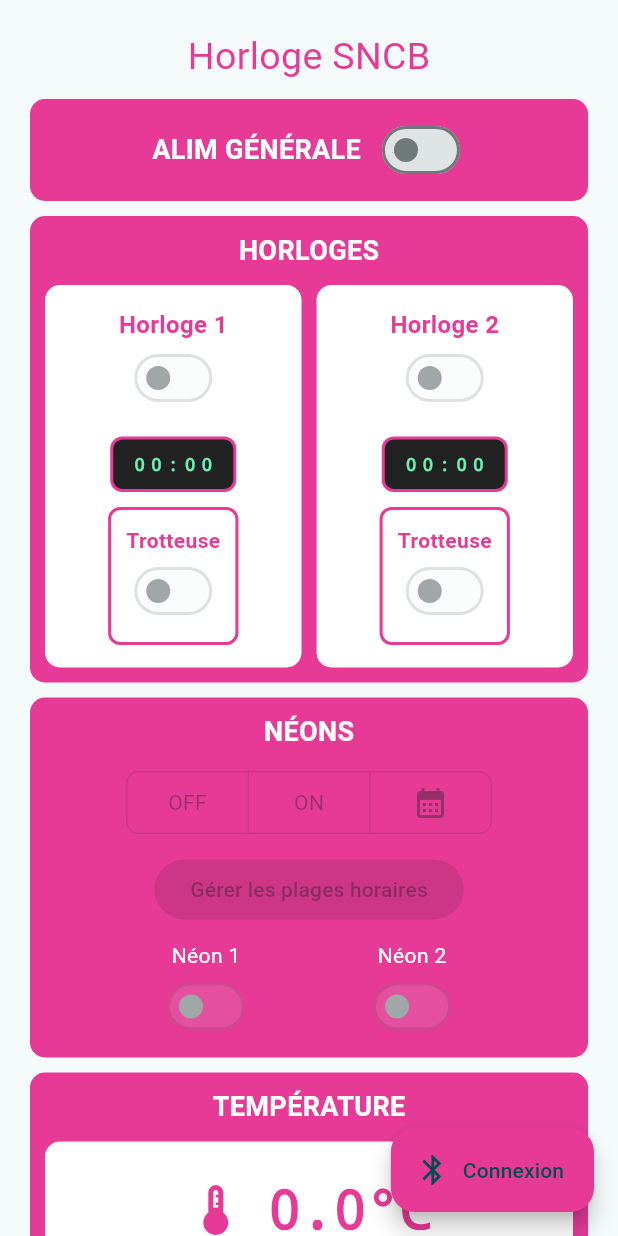
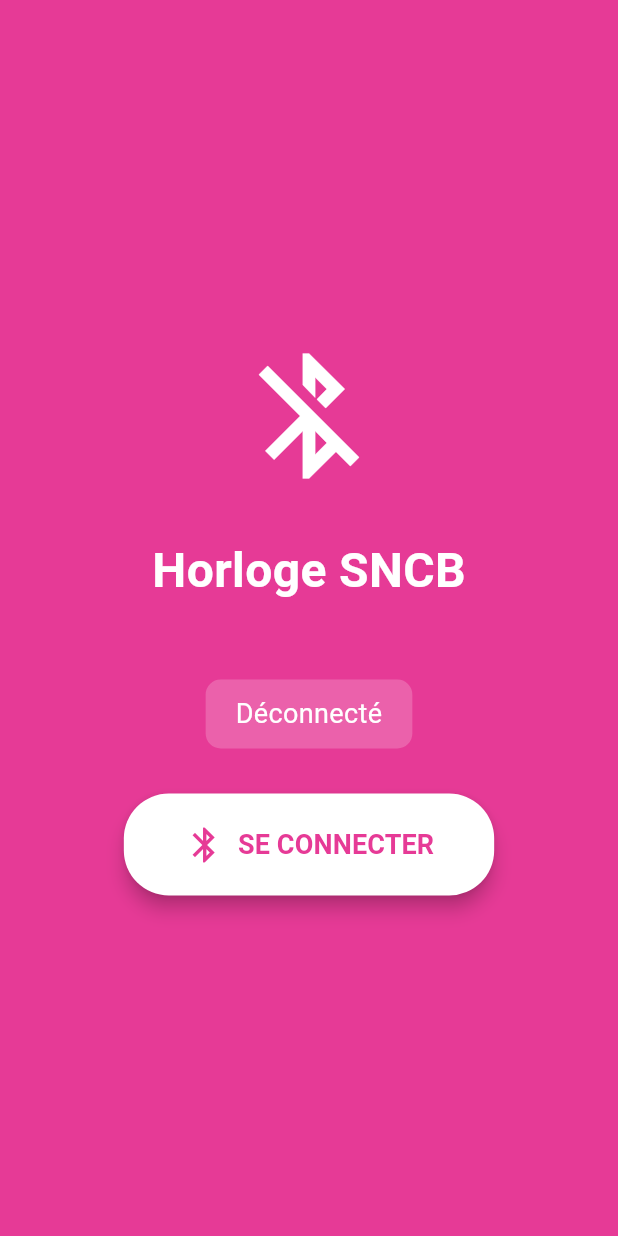
Before and after one commit to ValuableIdeas/Horloge, a Flutter app: the screen it shows after launch, on a phone screen of 412 x 824 dp. Run offline on Flutter 3.47's test engine with Material 3 defaults, Android fonts, the phone set to English and light mode, and no system bars; our stand-ins replace flutter_blue_plus, google_fonts; missing offline and left inert: flutter_randomcolor.

Commit message:
Added Bluetooth synchronization feature and connection screen

```diff
--- a/lib/main.dart
+++ b/lib/main.dart
@@ -8,6 +8,8 @@
 import 'widgets/neons_bloc.dart';
 import 'widgets/bluetooth_data_display.dart';
 import 'widgets/temperature_display.dart';
+import 'screens/connection_screen.dart';
+import 'widgets/loading_overlay.dart';
 
 void main() {
   runApp(
@@ -32,7 +34,10 @@
     return Consumer<AppProvider>(
       builder: (context, provider, child) {
         return Scaffold(
-          body: ListView(
+          body: Stack(
+            children: [
+              // Contenu principal
+              ListView(
                 padding: EdgeInsets.all(20.0),
                 children: [
                   Center(
@@ -65,44 +70,13 @@
                   ),
                 ],
               ),
-          floatingActionButton: FloatingActionButton.extended(
-            onPressed: () async {
-              if (provider.isConnected) {
-                // Déconnexion
-                await provider.disconnectBluetooth();
-                ScaffoldMessenger.of(
-                  context,
-                ).showSnackBar(SnackBar(content: Text('Déconnecté')));
-              } else {
-                // Connexion
-                await provider.connectBluetooth();
 
-                if (provider.isConnected) {
-                  ScaffoldMessenger.of(context).showSnackBar(
-                    SnackBar(
-                      content: Text('Connecté avec succès !'),
-                      backgroundColor: Colors.green,
-                    ),
-                  );
-                } else {
-                  ScaffoldMessenger.of(context).showSnackBar(
-                    SnackBar(
-                      content: Text('Échec de connexion'),
-                      backgroundColor: Colors.red,
-                    ),
-                  );
-                }
-              }
-            },
-            icon: Icon(
-              provider.isConnected
-                  ? Icons.bluetooth_connected
-                  : Icons.bluetooth,
-            ),
-            label: Text(provider.isConnected ? 'Connecté' : 'Connexion'),
-            backgroundColor: provider.isConnected
-                ? Colors.green
-                : Theme.of(context).primaryColor,
+              // Overlay de chargement (synchronisation)
+              const LoadingOverlay(),
+
+              // Écran de connexion par-dessus tout
+              const ConnectionScreen(),
+            ],
           ),
         );
       },
--- /dev/null
+++ b/lib/screens/connection_screen.dart
@@ -0,0 +1,118 @@
+import 'package:flutter/material.dart';
+import 'package:provider/provider.dart';
+import '../providers/app_provider.dart';
+
+class ConnectionScreen extends StatelessWidget {
+  const ConnectionScreen({super.key});
+
+  @override
+  Widget build(BuildContext context) {
+    return Consumer<AppProvider>(
+      builder: (context, provider, child) {
+        // Si connecté, ne rien afficher
+        if (provider.isConnected) {
+          return const SizedBox.shrink();
+        }
+
+        // Sinon, afficher l'écran de connexion par-dessus tout
+        return Container(
+          color: Theme.of(context).primaryColor,
+          child: Center(
+            child: Column(
+              mainAxisAlignment: MainAxisAlignment.center,
+              children: [
+                // Logo/Icône
+                Icon(
+                  provider.isConnecting
+                      ? Icons.bluetooth_searching
+                      : Icons.bluetooth_disabled,
+                  size: 100,
+                  color: Colors.white,
+                ),
+                const SizedBox(height: 30),
+
+                // Titre
+                Text(
+                  'Horloge SNCB',
+                  style: TextStyle(
+                    color: Colors.white,
+                    fontSize: 32,
+                    fontWeight: FontWeight.bold,
+                  ),
+                ),
+                const SizedBox(height: 50),
+
+                // Statut de connexion
+                Container(
+                  padding: EdgeInsets.symmetric(horizontal: 20, vertical: 10),
+                  decoration: BoxDecoration(
+                    color: Colors.white.withOpacity(0.2),
+                    borderRadius: BorderRadius.circular(10),
+                  ),
+                  child: Text(
+                    provider.connectionStatus,
+                    style: TextStyle(color: Colors.white, fontSize: 18),
+                    textAlign: TextAlign.center,
+                  ),
+                ),
+                const SizedBox(height: 30),
+
+                // Bouton de connexion ou indicateur de chargement
+                if (provider.isConnecting)
+                  Column(
+                    children: [
+                      CircularProgressIndicator(
+                        color: Colors.white,
+                        strokeWidth: 3,
+                      ),
+                      SizedBox(height: 15),
+                      Text(
+                        'Connexion en cours...',
+                        style: TextStyle(color: Colors.white70, fontSize: 14),
+                      ),
+                    ],
+                  )
+                else
+                  ElevatedButton.icon(
+                    onPressed: () async {
+                      await provider.connectBluetooth();
+
+                      if (!provider.isConnected) {
+                        ScaffoldMessenger.of(context).showSnackBar(
+                          SnackBar(
+                            content: Text('Échec de connexion'),
+                            backgroundColor: Colors.red,
+                            duration: Duration(seconds: 2),
+                          ),
+                        );
+                      }
+                    },
+                    icon: Icon(Icons.bluetooth, size: 28),
+                    label: Text(
+                      'SE CONNECTER',
+                      style: TextStyle(
+                        fontSize: 18,
+                        fontWeight: FontWeight.bold,
+                      ),
+                    ),
+                    style: ElevatedButton.styleFrom(
+                      backgroundColor: Colors.white,
+                      foregroundColor: Theme.of(context).primaryColor,
+                      padding: EdgeInsets.symmetric(
+                        horizontal: 40,
+                        vertical: 20,
+                      ),
+                      shape: RoundedRectangleBorder(
+                        borderRadius: BorderRadius.circular(30),
+                      ),
+                      elevation: 5,
+                    ),
+                  ),
+              ],
+            ),
+          ),
+        );
+      },
+    );
+  }
+}
--- a/lib/widgets/interrupteur_general.dart
+++ b/lib/widgets/interrupteur_general.dart
@@ -20,6 +20,11 @@
           child: Row(
             mainAxisAlignment: MainAxisAlignment.center,
             children: [
+              // Partie gauche : Texte + Switch (prend le maximum de place)
+              Expanded(
+                child: Row(
+                  mainAxisAlignment: MainAxisAlignment.center,
+                  children: [
                     const Text(
                       'ALIM GÉNÉRALE',
                       style: TextStyle(
@@ -37,6 +42,38 @@
                     ),
                   ],
                 ),
+              ),
+
+              // Partie droite : Bouton de déconnexion (carré)
+              if (provider.isConnected)
+                Container(
+                  height: 50, // Même hauteur que le switch
+                  width: 50, // Carré
+                  margin: EdgeInsets.only(left: 5),
+                  child: Material(
+                    color: Colors.red.withOpacity(0.9),
+                    borderRadius: BorderRadius.circular(8),
+                    child: InkWell(
+                      onTap: () async {
+                        await provider.disconnectBluetooth();
+                        ScaffoldMessenger.of(context).showSnackBar(
+                          SnackBar(
+                            content: Text('Déconnecté'),
+                            duration: Duration(seconds: 1),
+                          ),
+                        );
+                      },
+                      borderRadius: BorderRadius.circular(8),
+                      child: Icon(
+                        Icons.bluetooth_disabled,
+                        color: Colors.white,
+                        size: 28,
+                      ),
+                    ),
+                  ),
+                ),
+            ],
+          ),
         );
       },
     );
```
Also changed, not shown: lib/providers/app_provider.dart (+109 -7 lines), lib/services/bluetooth_message_builder.dart (+10 -0 lines), lib/services/bluetooth_message_parser.dart (+87 -1 lines), lib/services/bluetooth_service.dart (+7 -0 lines), lib/widgets/loading_overlay.dart (added, +43 -0 lines). Lines whose indentation alone changed are shown as unchanged.
